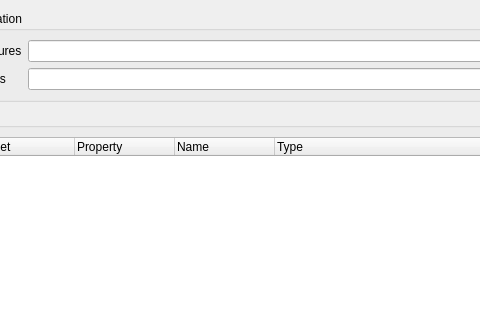
First picture: the form in src/ui/qgsvectorlayerpropertiesbase.ui, repository pblottiere/QGIS, before the edit; both pictures show x 203 to 683 and y 0 to 320 of the 825 by 588 pixel window.
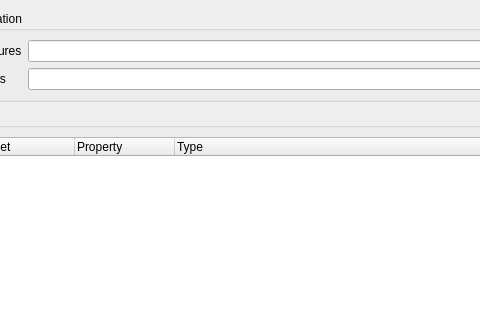
Second picture: the form after the edit. Icons and pictures are not drawn. Custom widgets are drawn as their Qt base class.

Commit message: Remove unnecessary name field from auxiliary storage fields

What changed in the file:
```diff
--- a/src/ui/qgsvectorlayerpropertiesbase.ui
+++ b/src/ui/qgsvectorlayerpropertiesbase.ui
@@ -2098,11 +2098,6 @@
                    <string>Property</string>
                   </property>
                  </column>
-                 <column>
-                  <property name="text">
-                   <string>Name</string>
-                  </property>
-                 </column>
                  <column>
                   <property name="text">
                    <string>Type</string>
```
